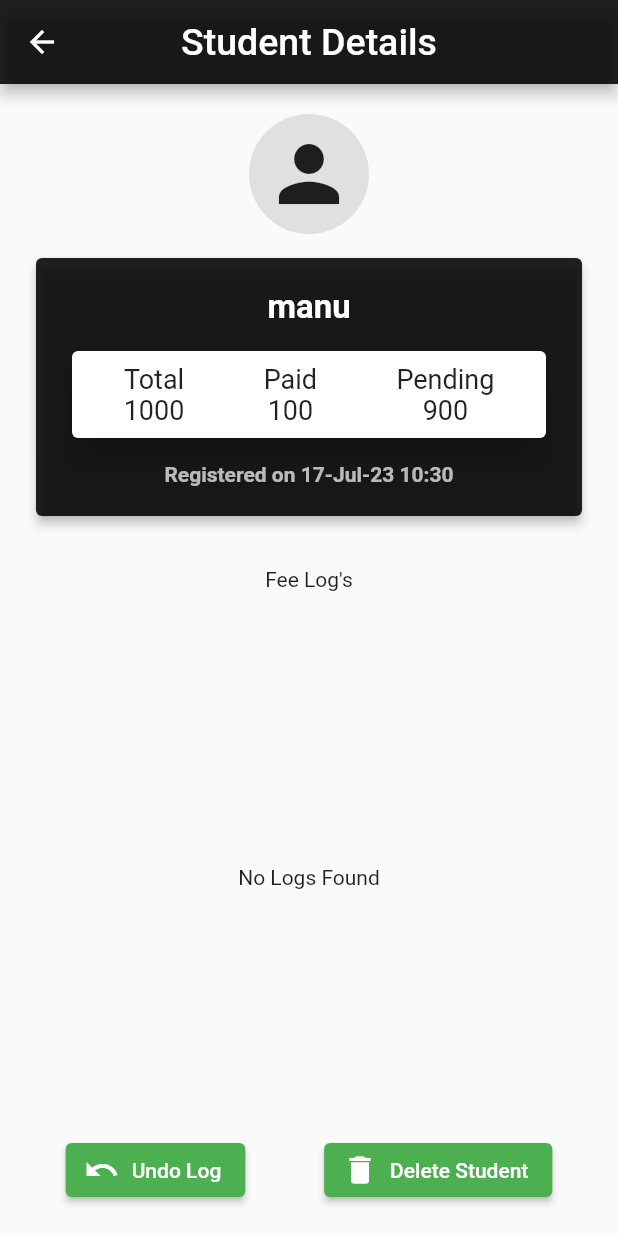
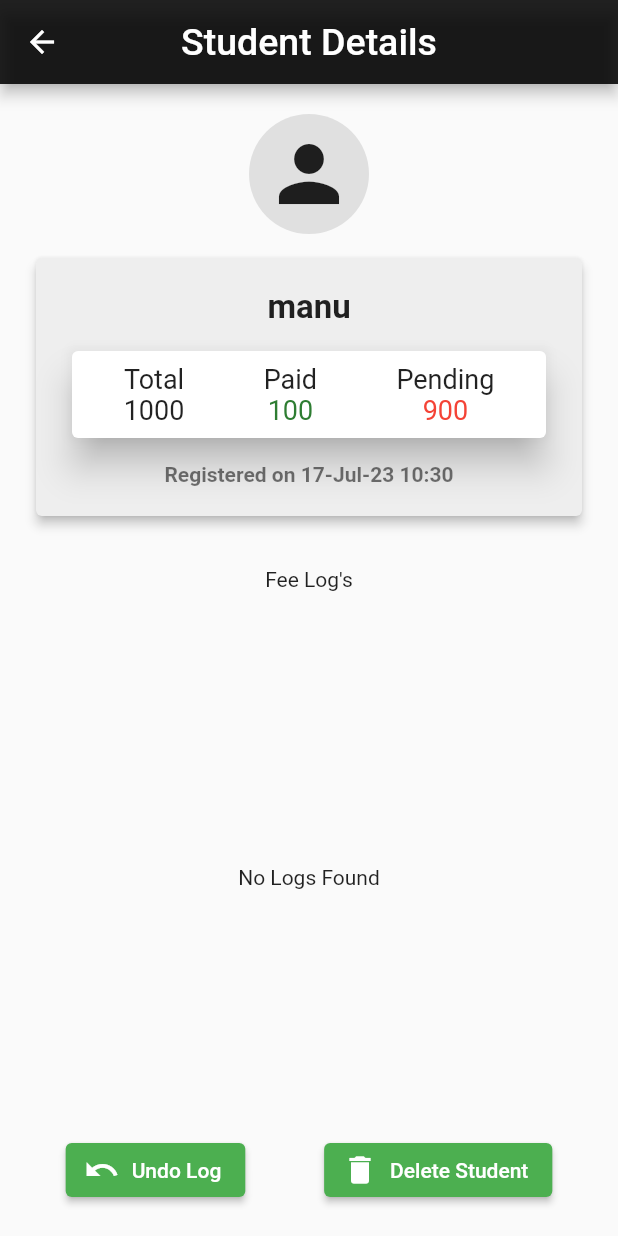
Before and after one commit to Mr-Manpreet-Singh/studentFeeManagement, a Flutter app: the StudentDetails screen opened directly with sample values from the repository, on a phone screen of 412 x 824 dp. Run offline on Flutter 3.47's test engine with Material 2 defaults, Android fonts, the phone set to English and light mode, and no system bars; our stand-ins replace flutter_riverpod, sqflite; accounts and stored records are empty.

Commit message:
added ScreenShots

```diff
--- a/lib/providers/student_provider.dart
+++ b/lib/providers/student_provider.dart
@@ -17,10 +17,7 @@ class StudentsNotifier extends StateNotifier<List<Student>> {
     return saveStudent.id;
   }
 
-  // void removeStudent(Student removeStudent) {
-  //   state = state.where((element) => element != removeStudent).toList();
-  //   debugPrint("Student Removed form provider ${removeStudent.name}");
-  // }
+
   void removeStudentUsingId(String studentId) {
     state = state.where((element) => element.id != studentId).toList();
     deleteStudentfromDbUsingStudentId(studentId);
--- a/lib/screens/class__list.dart
+++ b/lib/screens/class__list.dart
@@ -15,8 +15,7 @@ class _ClassScreenState extends ConsumerState<ClassScreen> {
 
   @override
   void initState() {
-    // TODO: implement initState
-    // _classesFuture =
+
     triggerDb();
     super.initState();
   }
--- a/lib/screens/student_details.dart
+++ b/lib/screens/student_details.dart
@@ -6,27 +6,17 @@ import 'package:intl/intl.dart';
 
 //ToDO
 //edit details button --> add student screen without allready paid fee
-// image foregrounfd and background
-// edit buttom functionality
-// Undo button student button funcationality
-
-// Learnings delete using ID nothe the complete Model but why ??
 
 class StudentDetails extends ConsumerWidget {
   const StudentDetails({super.key, required this.currentStudent});
   final Student currentStudent;
-  // const StudentDetails({super.key});
 
   @override
   Widget build(BuildContext context, WidgetRef ref) {
     debugPrint("${currentStudent.id}   st ID on details screen ");
     final formattedDateTime =
         DateFormat('dd-MMM-yy HH:mm').format(currentStudent.registeredDate);
-    const feeDetailsTextStyle = TextStyle(
-
-                          fontSize: 18,
-                          color: Colors.black87
-                        );
+    const feeDetailsTextStyle = TextStyle(fontSize: 18, color: Colors.black87);
     return SafeArea(
       child: Scaffold(
         appBar: AppBar(
@@ -49,8 +39,7 @@ class StudentDetails extends ConsumerWidget {
               ),
               const SizedBox(height: 12),
               Card(
-                color: Colors.black87,
-
+                color: Colors.grey[200],
                 elevation: 3,
                 child: Container(
                   padding: const EdgeInsets.all(20),
@@ -59,11 +48,10 @@ class StudentDetails extends ConsumerWidget {
                     children: [
                       Text(
                         currentStudent.name,
-                        style: TextStyle(
-                          fontWeight: FontWeight.bold,
-                          fontSize: 22,
-                          color: Colors.white
-                        ),
+                        style: const TextStyle(
+                            fontWeight: FontWeight.bold,
+                            fontSize: 22,
+                            color: Colors.black87),
                       ),
                       const SizedBox(height: 12),
                       Card(
@@ -75,21 +63,31 @@ class StudentDetails extends ConsumerWidget {
                             children: [
                               Column(
                                 children: [
-                                  const Text("Total",style: feeDetailsTextStyle,),
-                                  Text("${currentStudent.totalFee}",style: feeDetailsTextStyle),
+                                  const Text(
+                                    "Total",
+                                    style: feeDetailsTextStyle,
+                                  ),
+                                  Text("${currentStudent.totalFee}",
+                                      style: feeDetailsTextStyle),
                                 ],
                               ),
                               Column(
                                 children: [
-                                  const Text("Paid",style: feeDetailsTextStyle),
-                                  Text("${currentStudent.alreadyFeePaid}",style: feeDetailsTextStyle),
+                                  const Text("Paid",
+                                      style: feeDetailsTextStyle),
+                                  Text("${currentStudent.alreadyFeePaid}",
+                                      style: feeDetailsTextStyle.copyWith(
+                                          color: Colors.green[800])),
                                 ],
                               ),
                               Column(
                                 children: [
-                                  const Text("Pending",style: feeDetailsTextStyle),
+                                  const Text("Pending",
+                                      style: feeDetailsTextStyle),
                                   Text(
-                                      "${(currentStudent.totalFee) - (currentStudent.alreadyFeePaid)}",style: feeDetailsTextStyle),
+                                      "${(currentStudent.totalFee) - (currentStudent.alreadyFeePaid)}",
+                                      style: feeDetailsTextStyle.copyWith(
+                                          color: Colors.red)),
                                 ],
                               ),
                             ],
@@ -97,12 +95,13 @@ class StudentDetails extends ConsumerWidget {
                         ),
                       ),
                       const SizedBox(height: 12),
-                      Text("Registered on $formattedDateTime"
-                      ,style: TextStyle(
-                          fontWeight: FontWeight.bold,
-                          fontSize: 14,
-                          color: Colors.white70
-                        ),),
+                      Text(
+                        "Registered on $formattedDateTime",
+                        style: const TextStyle(
+                            fontWeight: FontWeight.bold,
+                            fontSize: 14,
+                            color: Colors.black54),
+                      ),
                     ],
                   ),
                 ),
@@ -114,8 +113,6 @@ class StudentDetails extends ConsumerWidget {
               const SizedBox(
                 height: 20,
               ),
-
-              // FeeLogsWidget(studentId: student.id)
               Expanded(child: FeeLogsWidget(studentId: currentStudent.id)),
 
               // Text("Registered "),
--- a/lib/screens/student_list.dart
+++ b/lib/screens/student_list.dart
@@ -19,7 +19,7 @@ class StudentList extends ConsumerStatefulWidget {
 class _StudentListState extends ConsumerState<StudentList> {
   @override
   void initState() {
-    // TODO: implement initState
+
     triggerDb();
 
     super.initState();
--- a/lib/widgets/fee_logs.dart
+++ b/lib/widgets/fee_logs.dart
@@ -19,7 +19,7 @@ class _FeeLogsWidgetState extends ConsumerState<FeeLogsWidget> {
   @override
   void initState()  {
     triggerDb();
-    // TODO: implement initState
+
     super.initState();
   }
 
```
Also changed, not shown: lib/models/student_feelog_model.dart (+0 -37 lines), lib/screens/add_student.dart (+11 -9 lines), lib/utility/database_helper.dart (+4 -4 lines), github_readme_screenshots/add_batch.png (added), github_readme_screenshots/add_log_popup.png (added), github_readme_screenshots/home_screen.png (added), github_readme_screenshots/new_student_screen.png (added), github_readme_screenshots/student_details_screen.png (added), github_readme_screenshots/student_list.png (added).
